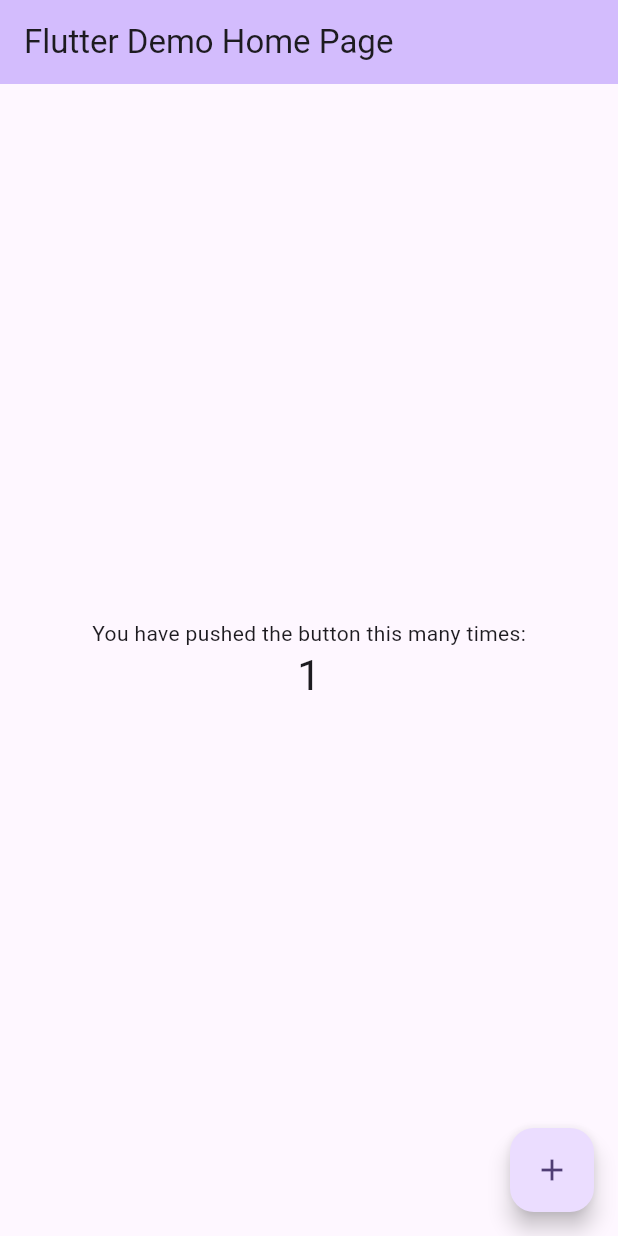
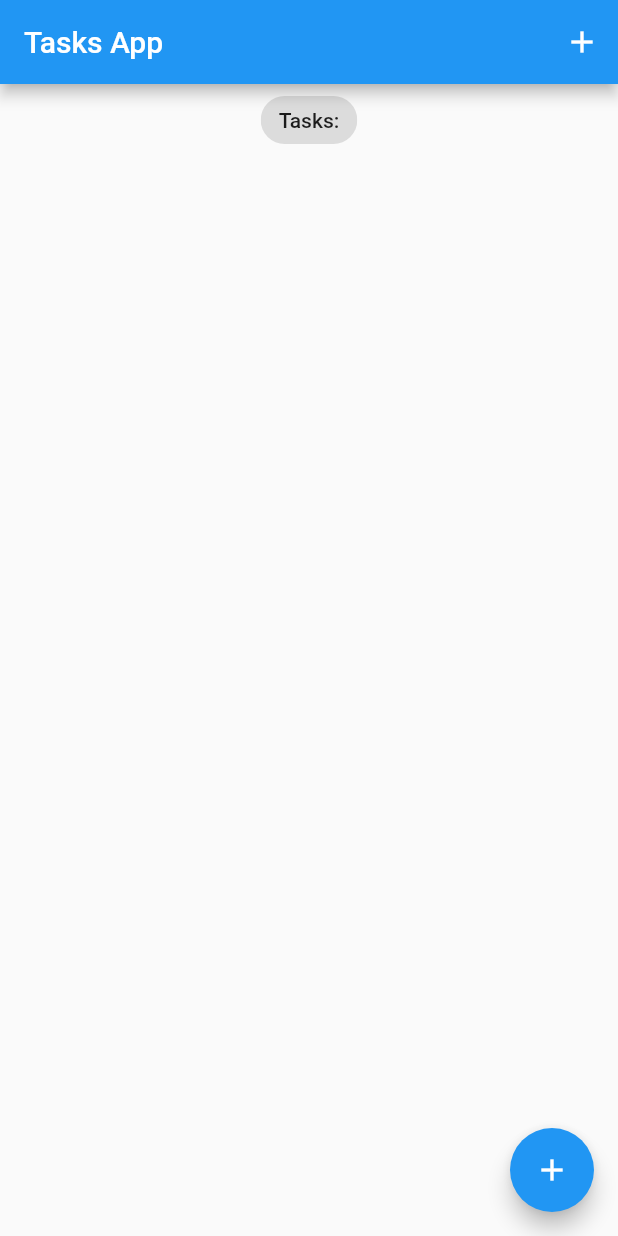
Before and after one commit to LightofDoctor/Example-page, a Flutter app: the screen it shows after launch, after a tap on the "add" icon, on a phone screen of 412 x 824 dp. Run offline on Flutter 3.47's test engine with Material 2 defaults, Android fonts, the phone set to English and light mode, and no system bars.

Commit message:
create first_Screen.dart

```diff
--- a/lib/main.dart
+++ b/lib/main.dart
@@ -1,125 +1,24 @@
-import 'package:flutter/material.dart';
+import "package:example_page/screans/first_Screan.dart";
+import "package:flutter/material.dart";
+
+
 
 void main() {
   runApp(const MyApp());
 }
 
 class MyApp extends StatelessWidget {
-  const MyApp({super.key});
+  const MyApp({Key? key}) : super(key: key);
 
   // This widget is the root of your application.
   @override
   Widget build(BuildContext context) {
     return MaterialApp(
-      title: 'Flutter Demo',
+      title: 'Flutter Tasks App',
       theme: ThemeData(
-        // This is the theme of your application.
-        //
-        // TRY THIS: Try running your application with "flutter run". You'll see
-        // the application has a blue toolbar. Then, without quitting the app,
-        // try changing the seedColor in the colorScheme below to Colors.green
-        // and then invoke "hot reload" (save your changes or press the "hot
-        // reload" button in a Flutter-supported IDE, or press "r" if you used
-        // the command line to start the app).
-        //
-        // Notice that the counter didn't reset back to zero; the application
-        // state is not lost during the reload. To reset the state, use hot
-        // restart instead.
-        //
-        // This works for code too, not just values: Most code changes can be
-        // tested with just a hot reload.
-        colorScheme: ColorScheme.fromSeed(seedColor: Colors.deepPurple),
-        useMaterial3: true,
+        primarySwatch: Colors.blue,
       ),
-      home: const MyHomePage(title: 'Flutter Demo Home Page'),
+      home: const TasksScreen(),
     );
   }
 }
-
-class MyHomePage extends StatefulWidget {
-  const MyHomePage({super.key, required this.title});
-
-  // This widget is the home page of your application. It is stateful, meaning
-  // that it has a State object (defined below) that contains fields that affect
-  // how it looks.
-
-  // This class is the configuration for the state. It holds the values (in this
-  // case the title) provided by the parent (in this case the App widget) and
-  // used by the build method of the State. Fields in a Widget subclass are
-  // always marked "final".
-
-  final String title;
-
-  @override
-  State<MyHomePage> createState() => _MyHomePageState();
-}
-
-class _MyHomePageState extends State<MyHomePage> {
-  int _counter = 0;
-
-  void _incrementCounter() {
-    setState(() {
-      // This call to setState tells the Flutter framework that something has
-      // changed in this State, which causes it to rerun the build method below
-      // so that the display can reflect the updated values. If we changed
-      // _counter without calling setState(), then the build method would not be
-      // called again, and so nothing would appear to happen.
-      _counter++;
-    });
-  }
-
-  @override
-  Widget build(BuildContext context) {
-    // This method is rerun every time setState is called, for instance as done
-    // by the _incrementCounter method above.
-    //
-    // The Flutter framework has been optimized to make rerunning build methods
-    // fast, so that you can just rebuild anything that needs updating rather
-    // than having to individually change instances of widgets.
-    return Scaffold(
-      appBar: AppBar(
-        // TRY THIS: Try changing the color here to a specific color (to
-        // Colors.amber, perhaps?) and trigger a hot reload to see the AppBar
-        // change color while the other colors stay the same.
-        backgroundColor: Theme.of(context).colorScheme.inversePrimary,
-        // Here we take the value from the MyHomePage object that was created by
-        // the App.build method, and use it to set our appbar title.
-        title: Text(widget.title),
-      ),
-      body: Center(
-        // Center is a layout widget. It takes a single child and positions it
-        // in the middle of the parent.
-        child: Column(
-          // Column is also a layout widget. It takes a list of children and
-          // arranges them vertically. By default, it sizes itself to fit its
-          // children horizontally, and tries to be as tall as its parent.
-          //
-          // Column has various properties to control how it sizes itself and
-          // how it positions its children. Here we use mainAxisAlignment to
-          // center the children vertically; the main axis here is the vertical
-          // axis because Columns are vertical (the cross axis would be
-          // horizontal).
-          //
-          // TRY THIS: Invoke "debug painting" (choose the "Toggle Debug Paint"
-          // action in the IDE, or press "p" in the console), to see the
-          // wireframe for each widget.
-          mainAxisAlignment: MainAxisAlignment.center,
-          children: <Widget>[
-            const Text(
-              'You have pushed the button this many times:',
-            ),
-            Text(
-              '$_counter',
-              style: Theme.of(context).textTheme.headlineMedium,
-            ),
-          ],
-        ),
-      ),
-      floatingActionButton: FloatingActionButton(
-        onPressed: _incrementCounter,
-        tooltip: 'Increment',
-        child: const Icon(Icons.add),
-      ), // This trailing comma makes auto-formatting nicer for build methods.
-    );
-  }
-}
--- /dev/null
+++ b/lib/screans/first_Screan.dart
@@ -0,0 +1,37 @@
+import 'package:flutter/material.dart';
+
+class TasksScreen extends StatelessWidget {
+  const TasksScreen({Key? key}) : super(key: key);
+
+  @override
+  Widget build(BuildContext context) {
+    return Scaffold(
+      appBar: AppBar(
+        title: const Text('Tasks App'),
+        actions: [
+          IconButton(
+            onPressed: () {},
+            icon: const Icon(Icons.add),
+          )
+        ],
+      ),
+      body: Column(
+        crossAxisAlignment: CrossAxisAlignment.center,
+        children: const [
+          Center(
+            child: Chip(
+              label: Text(
+                'Tasks:',
+              ),
+            ),
+          ),
+        ],
+      ),
+      floatingActionButton: FloatingActionButton(
+        onPressed: () {},
+        tooltip: 'Add Task',
+        child: const Icon(Icons.add),
+      ),
+    );
+  }
+}
--- a/pubspec.yaml
+++ b/pubspec.yaml
@@ -28,8 +28,13 @@ environment:
 # the latest version available on pub.dev. To see which dependencies have newer
 # versions available, run `flutter pub outdated`.
 dependencies:
+  equatable: ^2.0.0
+  flutter_bloc: ^8.1.3
   flutter:
     sdk: flutter
+
+
+
 
 
   # The following adds the Cupertino Icons font to your application.
@@ -39,6 +44,7 @@ dependencies:
 dev_dependencies:
   flutter_test:
     sdk: flutter
+
 
   # The "flutter_lints" package below contains a set of recommended lints to
   # encourage good coding practices. The lint set provided by the package is
```
Also changed, not shown: lib/models/task_model.dart (added), pubspec.lock.
